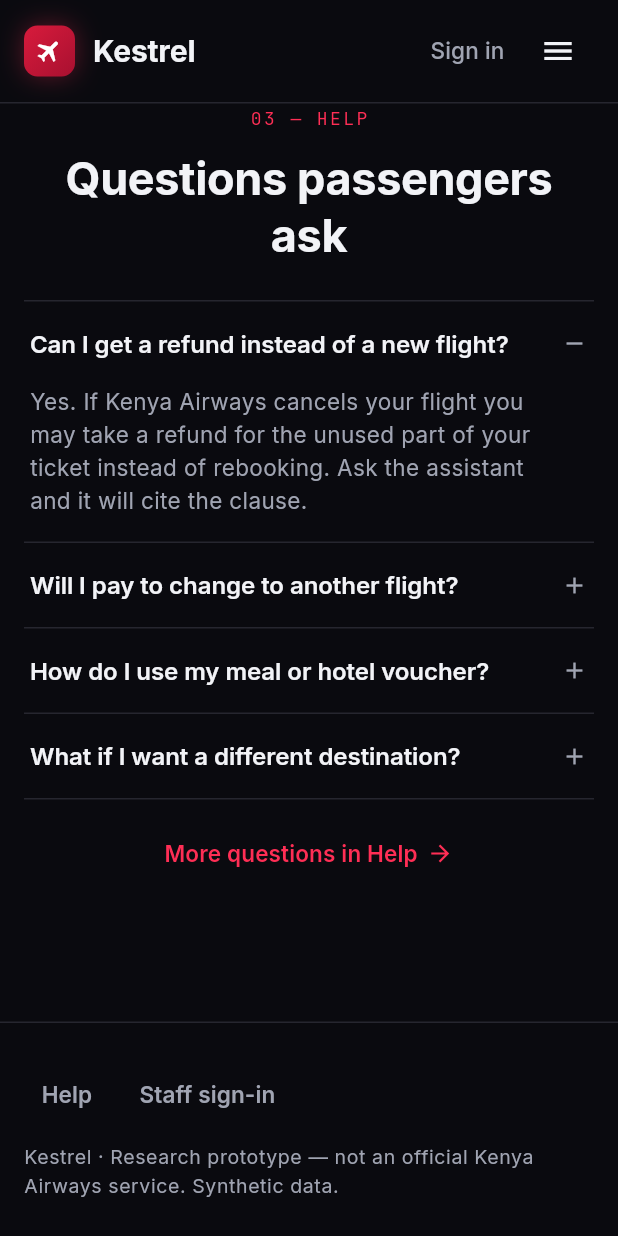
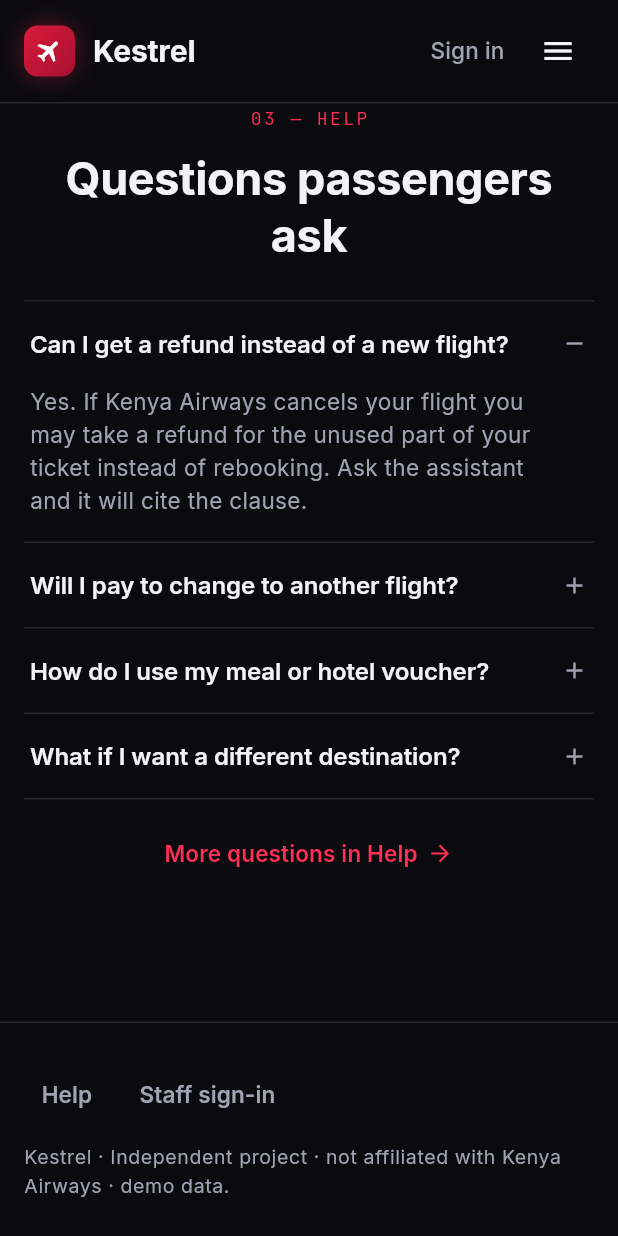
Before and after one commit to Bill-Ritchie88/kestrel, a Flutter app: the screen it shows after launch, scrolled down 2546 dp, on a phone screen of 412 x 824 dp. Run offline on Flutter 3.47's test engine with Material 3 defaults, Android fonts, the phone set to English and light mode, and no system bars; our stand-ins replace speech_to_text, supabase_flutter, web; missing offline and left inert: dart:js_interop, fetch_client; accounts and stored records are empty.

Commit message:
ui: drop the PROTOTYPE badge and neutralise the footer disclaimer
The public logo no longer carries a PROTOTYPE tag, and the footer line
now reads "Independent project · not affiliated with Kenya Airways ·
demo data." The non-affiliation notice stays because the site uses the
airline's name and asks for booking details.

flutter analyze: no issues; flutter test: 93 passed.

Co-Authored-By: Claude Opus 5.5 <noreply@anthropic.com>

```diff
--- a/kestrel_client/lib/screens/link_booking_screen.dart
+++ b/kestrel_client/lib/screens/link_booking_screen.dart
@@ -94,7 +94,7 @@ class _LinkBookingScreenState extends State<LinkBookingScreen> {
               child: SizedBox(
                 height: 68,
                 child: Row(children: [
-                  const PublicLogo(prototypeTag: false),
+                  const PublicLogo(),
                   const Spacer(),
                   // The address is also in the line above the heading; the
                   // bar repeats it only where there is room.
--- a/kestrel_client/lib/widgets/common.dart
+++ b/kestrel_client/lib/widgets/common.dart
@@ -64,7 +64,7 @@ class KestrelMark extends StatelessWidget {
 }
 
 /// Shown wherever the app could be mistaken for an airline service.
-const disclaimer = 'Research prototype — not an official Kenya Airways service. Synthetic data.';
+const disclaimer = 'Independent project · not affiliated with Kenya Airways · demo data.';
 
 class BrandLockup extends StatelessWidget {
   const BrandLockup({super.key, this.markSize = 48});
--- a/kestrel_client/lib/widgets/public.dart
+++ b/kestrel_client/lib/widgets/public.dart
@@ -32,14 +32,13 @@ class PublicSection extends StatelessWidget {
 
 /// The crimson tile with the plane, and "Kestrel".
 class PublicLogo extends StatelessWidget {
-  const PublicLogo({super.key, this.prototypeTag = true});
-  final bool prototypeTag;
+  const PublicLogo({super.key});
 
   @override
   Widget build(BuildContext context) {
     final t = Theme.of(context).textTheme;
     return Semantics(
-      label: 'Kestrel AI assistant${prototypeTag ? ', prototype' : ''}',
+      label: 'Kestrel AI assistant',
       excludeSemantics: true,
       child: Row(mainAxisSize: MainAxisSize.min, children: [
         Container(
@@ -54,17 +53,6 @@ class PublicLogo extends StatelessWidget {
         ),
         const SizedBox(width: K.s3),
         Text('Kestrel', style: t.titleLarge?.copyWith(fontWeight: FontWeight.w700)),
-        if (prototypeTag) ...[
-          const SizedBox(width: K.s2),
-          Container(
-            padding: const EdgeInsets.symmetric(horizontal: 6, vertical: 2),
-            decoration: BoxDecoration(
-              border: Border.all(color: K.hairline),
-              borderRadius: BorderRadius.circular(4),
-            ),
-            child: Text('PROTOTYPE', style: K.mono(fontSize: 10, letterSpacing: 1, color: K.textSecondary)),
-          ),
-        ],
       ]),
     );
   }
@@ -129,9 +117,9 @@ class PublicHeader extends StatelessWidget {
                   child: InkWell(
                     borderRadius: BorderRadius.circular(8),
                     onTap: () => public.goHome(),
-                    child: Padding(
-                      padding: const EdgeInsets.symmetric(vertical: K.s2),
-                      child: PublicLogo(prototypeTag: wide),
+                    child: const Padding(
+                      padding: EdgeInsets.symmetric(vertical: K.s2),
+                      child: PublicLogo(),
                     ),
                   ),
                 ),
@@ -179,10 +167,9 @@ class PublicHeader extends StatelessWidget {
       )..layout())
           .width;
 
-  static double _logoWidth(BuildContext context, {required bool tag}) {
+  static double _logoWidth(BuildContext context) {
     final t = Theme.of(context).textTheme;
-    return 34 + K.s3 + _textWidth(context, 'Kestrel', t.titleLarge?.copyWith(fontWeight: FontWeight.w700)) +
-        (tag ? K.s2 + _textWidth(context, 'PROTOTYPE', K.mono(fontSize: 10, letterSpacing: 1)) + 14 : 0);
+    return 34 + K.s3 + _textWidth(context, 'Kestrel', t.titleLarge?.copyWith(fontWeight: FontWeight.w700));
   }
 
   static double _textButton(BuildContext context, String s) =>
@@ -192,12 +179,12 @@ class PublicHeader extends StatelessWidget {
     final links = _textButton(context, 'How it works') + _textButton(context, 'Your rights') + _textButton(context, 'Help');
     final actions = _textButton(context, 'Sign in') + K.s2 +
         _textWidth(context, 'Manage booking', Theme.of(context).textTheme.labelLarge) + 48;
-    return _logoWidth(context, tag: true) + K.s5 + links + K.s5 + actions;
+    return _logoWidth(context) + K.s5 + links + K.s5 + actions;
   }
 
   /// Logo, "Sign in" and the menu button.
   static double _compactBarWidth(BuildContext context) =>
-      _logoWidth(context, tag: false) + K.s4 + _textButton(context, 'Sign in') + K.touch;
+      _logoWidth(context) + K.s4 + _textButton(context, 'Sign in') + K.touch;
 
   void _menu(BuildContext context, void Function(HomeAnchor) anchor) {
     final public = PublicScope.read(context);
```
